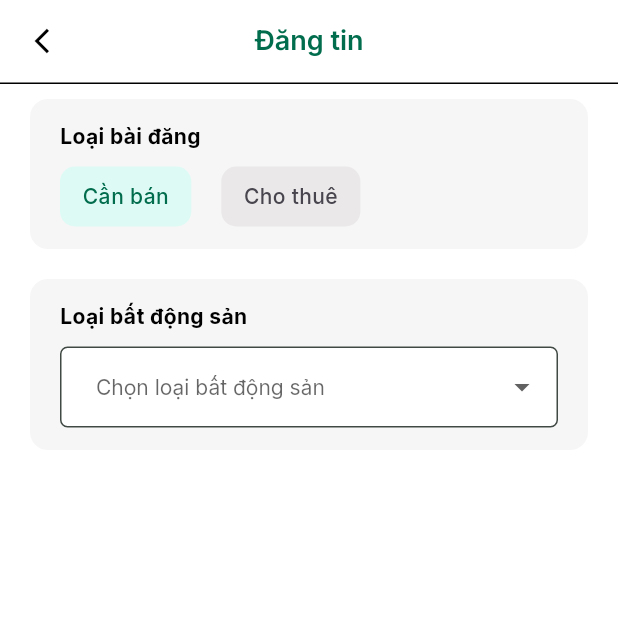
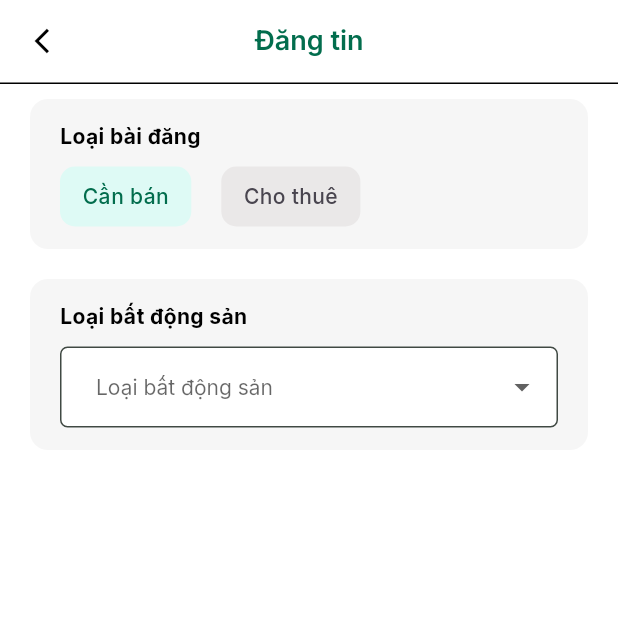
Before and after one commit to minhphan46/nha_gia_re_mobile, a Flutter app: the CreatePostScreen screen opened by its route, on a phone screen of 412 x 824 dp, the top half of it. Run offline on Flutter 3.47's test engine with Material 2 defaults, Android fonts, the phone set to English and light mode, and no system bars; our stand-ins replace avatar_glow, badges, cached_network_image, carousel_slider, convex_bottom_bar, dartz and 22 more; missing offline and left inert: flutter_zalopay_sdk; accounts and stored records are empty.

Commit message:
create post motel

```diff
--- a/lib/features/presentation/global_widgets/base_dropdown_button.dart
+++ b/lib/features/presentation/global_widgets/base_dropdown_button.dart
@@ -40,7 +40,7 @@ class BaseDropdownButton extends StatelessWidget {
       style: AppTextStyles.regular14.colorEx(Colors.black),
       dropdownColor: AppColors.white,
       value: value,
-      hint: const Text("Chọn loại bất động sản"),
+      hint: Text(hint),
       items: items,
       onChanged: onChanged,
       onSaved: onSaved,
--- a/lib/features/presentation/modules/create_post/create_post_controller.dart
+++ b/lib/features/presentation/modules/create_post/create_post_controller.dart
@@ -7,6 +7,20 @@ import 'package:nhagiare_mobile/features/domain/enums/furniture_status.dart';
 import '../../../domain/enums/property_types.dart';
 
 class CreatePostController extends GetxController {
+  RxBool isLoading = false.obs;
+  toggleIsLoading(bool value) {
+    isLoading.value = value;
+  }
+
+  // create Post
+  Future<void> createPost() async {
+    toggleIsLoading(true);
+    Future.delayed(const Duration(seconds: 2), () {
+      toggleIsLoading(false);
+      Get.back();
+    });
+  }
+
   // card choose type property
   Rxn<PropertyTypes> selectedPropertyType = Rxn(null);
   bool isReachLimitPost = false;
@@ -88,18 +102,25 @@ class CreatePostController extends GetxController {
     update();
   }
 
+  // Motel
+  // thong tin chi tiet
+  double? motelWaterPrice;
+  double? motelElectricPrice;
+  final motelWaterPriceTC = TextEditingController();
+  final motelElectricPriceTC = TextEditingController();
+
   // Dien tich , gia tro
-  final motelareaTC = TextEditingController();
-  final motelpriceTC = TextEditingController();
-  final moteldepositTC = TextEditingController();
+  final motelAreaTC = TextEditingController();
+  final motelPriceTC = TextEditingController();
+  final motelDepositTC = TextEditingController();
   String? area;
   String? price;
   String? deposit;
 
   // thong tin khac
-  Rx<FurnitureStatus?> selectedFurnitureStatus = null.obs;
+  Rx<FurnitureStatus?> motelSelectedFurnitureStatus = null.obs;
 
   void setFurnitureStatus(FurnitureStatus value) {
-    selectedFurnitureStatus.value = value;
+    motelSelectedFurnitureStatus.value = value;
   }
 }
--- a/lib/features/presentation/modules/create_post/screens/create_post_screen.dart
+++ b/lib/features/presentation/modules/create_post/screens/create_post_screen.dart
@@ -1,14 +1,20 @@
 import 'package:flutter/material.dart';
 import 'package:get/get.dart';
+import 'package:nhagiare_mobile/core/extensions/integer_ex.dart';
+import 'package:nhagiare_mobile/core/extensions/textstyle_ex.dart';
 import 'package:nhagiare_mobile/features/presentation/modules/create_post/create_post_controller.dart';
 import 'package:nhagiare_mobile/features/presentation/modules/create_post/widgets/address_images_card.dart';
-import 'package:nhagiare_mobile/features/presentation/modules/create_post/widgets/area_prices_card.dart';
+import 'package:nhagiare_mobile/features/presentation/modules/create_post/widgets/motel_area_prices_card.dart';
 import 'package:nhagiare_mobile/features/presentation/global_widgets/base_card.dart';
 import 'package:nhagiare_mobile/features/presentation/modules/create_post/widgets/choose_lease_card.dart';
 import 'package:nhagiare_mobile/features/presentation/modules/create_post/widgets/choose_type_property.dart';
 import 'package:nhagiare_mobile/features/presentation/modules/create_post/widgets/choose_type_user.dart';
-import 'package:nhagiare_mobile/features/presentation/modules/create_post/widgets/more_info_card.dart';
+import 'package:nhagiare_mobile/features/presentation/modules/create_post/widgets/motel_more_info_card.dart';
+import '../../../../../config/theme/app_color.dart';
+import '../../../../../config/theme/text_styles.dart';
+import '../../../../domain/enums/property_types.dart';
 import '../../../global_widgets/my_appbar.dart';
+import '../widgets/motel_info_card.dart';
 import '../widgets/post_info_card.dart';
 
 class CreatePostScreen extends StatelessWidget {
@@ -67,7 +73,34 @@ class CreatePostScreen extends StatelessWidget {
                   ),
                 ),
 
-                // phong tro
+                // Motel ======================================================
+                Obx(
+                  () => BaseCard(
+                    title: "Thông tin chi tiết",
+                    isvisible: controller.selectedPropertyType.value != null &&
+                        controller.selectedPropertyType.value ==
+                            PropertyTypes.motel,
+                    child: MotelInfoCard(),
+                  ),
+                ),
+                Obx(
+                  () => BaseCard(
+                    title: "Diện tích & Giá",
+                    isvisible: controller.selectedPropertyType.value != null &&
+                        controller.selectedPropertyType.value ==
+                            PropertyTypes.motel,
+                    child: MotelAreaPricesCard(),
+                  ),
+                ),
+                Obx(
+                  () => BaseCard(
+                    title: "Thông tin khác",
+                    isvisible: controller.selectedPropertyType.value != null &&
+                        controller.selectedPropertyType.value ==
+                            PropertyTypes.motel,
+                    child: MotelMoreInfoCard(),
+                  ),
+                ),
 
                 // van phong ban
 
@@ -84,25 +117,45 @@ class CreatePostScreen extends StatelessWidget {
                 // chung cu ban
 
                 // chung cu cho thue
+
+                // dang bai
                 Obx(
-                  () => BaseCard(
-                    title: "Thông tin chi tiết",
-                    isvisible: controller.selectedPropertyType.value != null,
-                    child: PostInfoCard(),
-                  ),
-                ),
-                Obx(
-                  () => BaseCard(
-                    title: "Diện tích & Giá",
-                    isvisible: controller.selectedPropertyType.value != null,
-                    child: AreaPricesCard(),
-                  ),
-                ),
-                Obx(
-                  () => BaseCard(
-                    title: "Thông tin khác",
-                    isvisible: controller.selectedPropertyType.value != null,
-                    child: MoreInfoCard(),
+                  () => Visibility(
+                    visible: controller.selectedPropertyType.value != null,
+                    child: Padding(
+                      padding: const EdgeInsets.symmetric(
+                          horizontal: 20, vertical: 10),
+                      child: ElevatedButton(
+                        onPressed: controller.isLoading.value
+                            ? null
+                            : () {
+                                controller.createPost();
+                              },
+                        style: ElevatedButton.styleFrom(
+                          backgroundColor: AppColors.green,
+                          padding: const EdgeInsets.symmetric(vertical: 15),
+                          textStyle: const TextStyle(color: AppColors.white),
+                          elevation: 10,
+                          minimumSize: Size(100.wp, 55),
+                          shape: RoundedRectangleBorder(
+                            borderRadius: BorderRadius.circular(10),
+                          ),
+                        ),
+                        child: controller.isLoading.value
+                            ? const SizedBox(
+                                width: 20,
+                                height: 20,
+                                child: CircularProgressIndicator(
+                                  color: Colors.white,
+                                  strokeWidth: 2,
+                                ))
+                            : Text(
+                                'Đăng bài'.tr,
+                                style: AppTextStyles.bold14
+                                    .colorEx(AppColors.white),
+                              ),
+                      ),
+                    ),
                   ),
                 ),
               ],
--- a/lib/features/presentation/modules/create_post/widgets/more_info_card.dart
+++ b/lib/features/presentation/modules/create_post/widgets/motel_more_info_card.dart
@@ -4,8 +4,8 @@ import 'package:nhagiare_mobile/features/domain/enums/furniture_status.dart';
 import 'package:nhagiare_mobile/features/presentation/modules/create_post/create_post_controller.dart';
 import '../../../global_widgets/base_dropdown_button.dart';
 
-class MoreInfoCard extends StatelessWidget {
-  MoreInfoCard({super.key});
+class MotelMoreInfoCard extends StatelessWidget {
+  MotelMoreInfoCard({super.key});
 
   final CreatePostController controller = Get.find<CreatePostController>();
 
@@ -14,7 +14,7 @@ class MoreInfoCard extends StatelessWidget {
     return BaseDropdownButton(
       title: "Tình trạng nội thất",
       hint: "Không bắt buộc",
-      value: controller.selectedFurnitureStatus.value,
+      value: controller.motelSelectedFurnitureStatus.value,
       items: FurnitureStatus.toMap().entries.map((entry) {
         return DropdownMenuItem(
           value: entry.key,
```
Also changed, not shown: lib/features/presentation/modules/create_post/widgets/address_images_card.dart (+5 -5 lines), lib/features/presentation/modules/create_post/widgets/motel_area_prices_card.dart (renamed from lib/features/presentation/modules/create_post/widgets/area_prices_card.dart, +14 -9 lines), lib/features/presentation/modules/create_post/widgets/motel_info_card.dart (added, +47 -0 lines), lib/features/presentation/modules/create_post/widgets/post_info_card.dart (+5 -5 lines).
